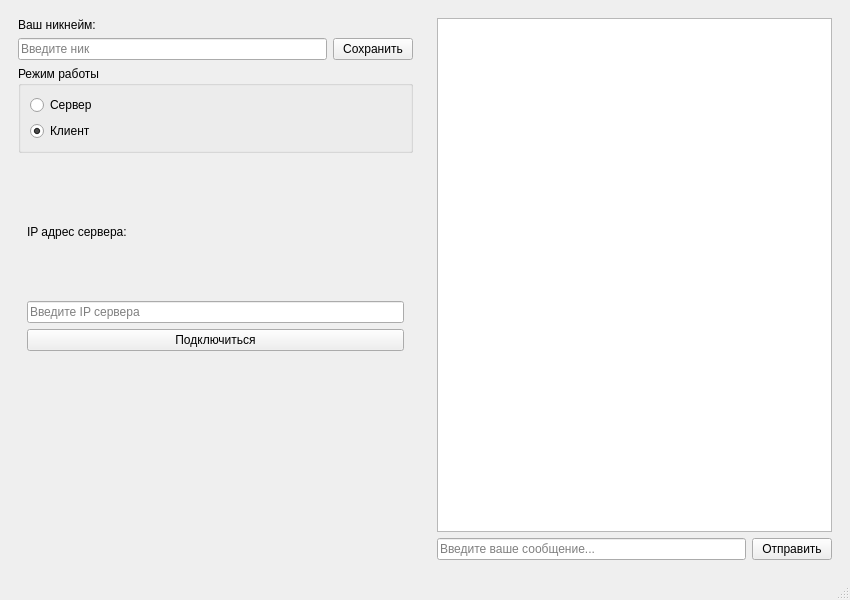
Qt form mainwindow.ui (MALYSHKOUARTSIOM/IntranetChat) before a commit.
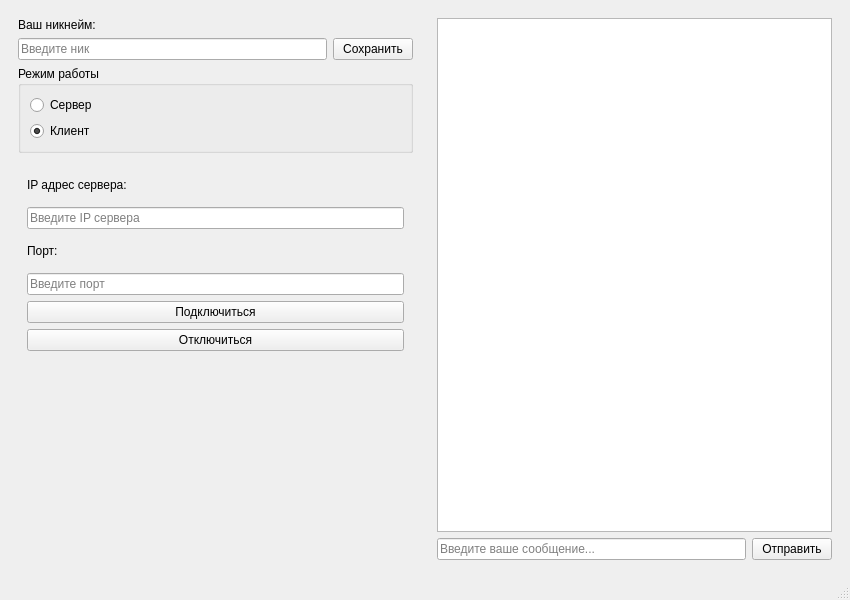
The same form after that commit. The open tabs and pages were chosen to show the change.

Diff of the .ui file:
```diff
--- a/mainwindow.ui
+++ b/mainwindow.ui
@@ -14,7 +14,8 @@
    <string>Локальный Мессенджер</string>
   </property>
   <widget class="QWidget" name="centralwidget">
-   <layout class="QHBoxLayout" name="horizontalLayout_3" stretch="0,0">
+   <layout class="QHBoxLayout" name="horizontalLayout_3">
+    <!-- stretch задается в C++ коде -->
     <item>
      <widget class="QWidget" name="settings_panel" native="true">
       <layout class="QVBoxLayout" name="verticalLayout">
@@ -111,11 +112,28 @@
              </property>
             </widget>
            </item>
+           <item>
+            <widget class="QLabel" name="label">
+             <property name="text">
+              <string>Порт:</string>
+             </property>
+            </widget>
+           </item>
+           <item>
+            <widget class="QLineEdit" name="clientPortLineEdit">
+             <property name="placeholderText">
+              <string>Введите порт</string>
+             </property>
+            </widget>
+           </item>
            <item>
             <widget class="QPushButton" name="connectButton">
-             <property name="text">
-              <string>Подключиться</string>
-             </property>
+             <property name="text"><string>Подключиться</string></property>
+            </widget>
+           </item>
+           <item>
+            <widget class="QPushButton" name="disconnectClientButton">
+             <property name="text"><string>Отключиться</string></property>
             </widget>
            </item>
           </layout>
```
Left out of the diff: 80 changed lines with no effect on the pictures.
